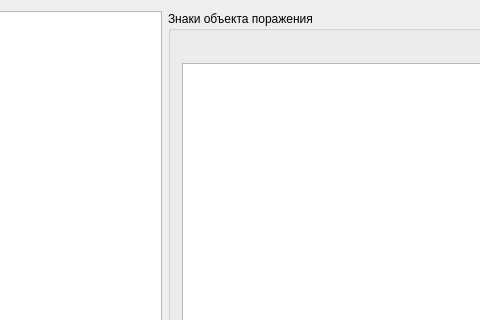
Qt form signs_edit/signs_edit.ui (p4da0ne/Psycho) before a commit; both pictures show x 83 to 563 and y 0 to 320 of the 862 by 600 pixel window.
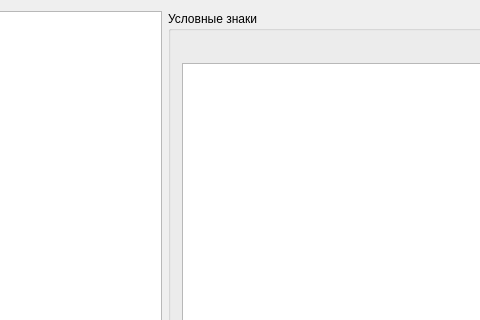
The same form after that commit.

Commit message: Correcting signs_edit form

Patch:
```diff
--- a/signs_edit/signs_edit.ui
+++ b/signs_edit/signs_edit.ui
@@ -46,7 +46,7 @@
           </size>
          </property>
          <property name="title" >
-          <string>Знаки объекта поражения</string>
+          <string>Условные знаки</string>
          </property>
          <layout class="QVBoxLayout" name="verticalLayout_2" >
           <item>
```
